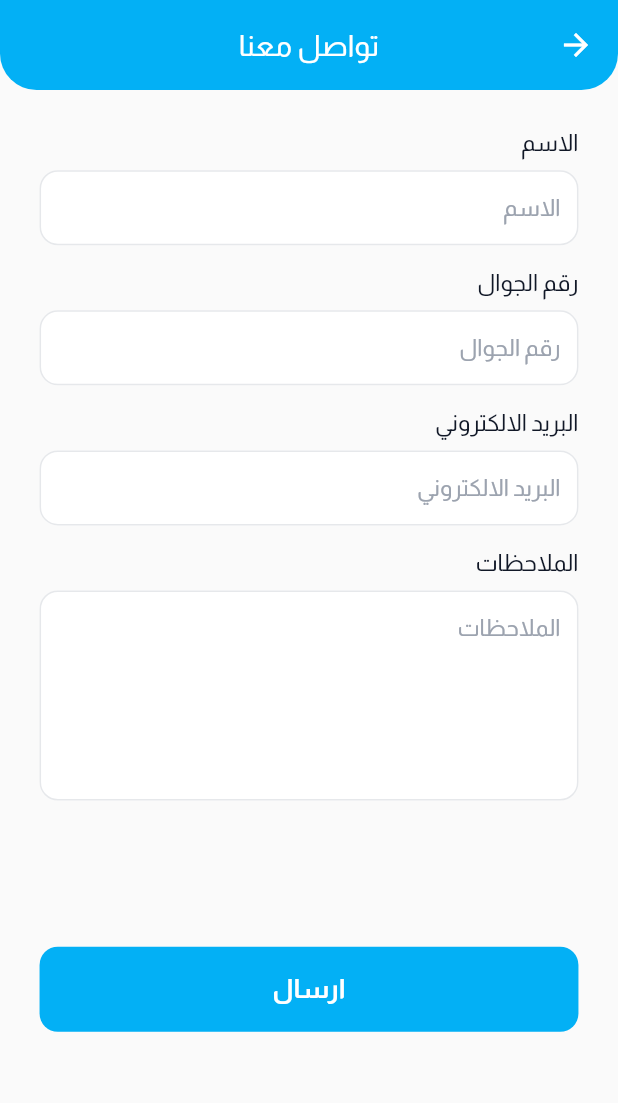
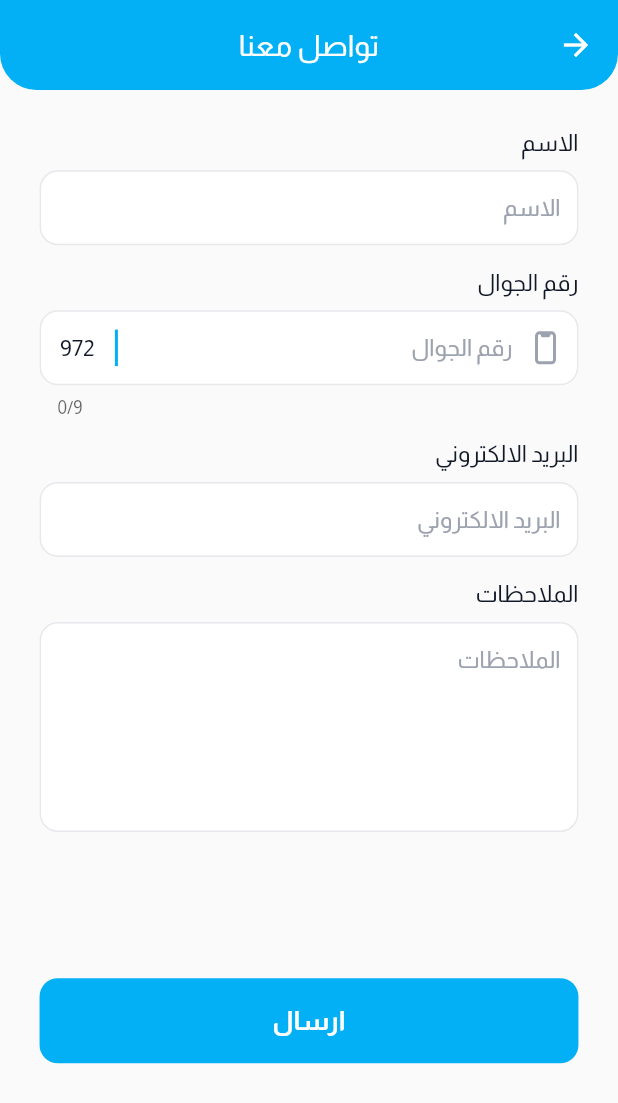
Before and after one commit to alhessiahmed/TC-Bike, a Flutter app: the ContactUsScreen screen opened by its route, on a phone screen of 412 x 824 dp. Shown: the top 1103 px of the screen. Run offline on Flutter 3.47's test engine with Material 2 defaults, Android fonts, the phone set to English and light mode, and no system bars; our stand-ins replace firebase_core, firebase_messaging, flutter_local_notifications, flutter_screenutil, flutter_slidable, flutter_svg and 8 more; accounts and stored records are empty.

Commit message:
add 972 to sent phone

```diff
--- a/lib/core/widgets/text_field_widget.dart
+++ b/lib/core/widgets/text_field_widget.dart
@@ -85,7 +85,6 @@ class TextFieldWidget extends StatelessWidget {
             counterText: counterText == null ? counterText : '',
             counterStyle: TextStyle(color: counterColor),
 
-            // contentPadding:
             //     EdgeInsets.symmetric(horizontal: 30.w, vertical: 35.h),
             hintText: hintText,
             hintStyle: TextStyle(
@@ -102,14 +101,15 @@ class TextFieldWidget extends StatelessWidget {
                   )
                 : isPhone
                     ? Row(
+                        mainAxisAlignment: MainAxisAlignment.spaceEvenly,
                         children: [
                           Container(
                             width: 2,
                             height: 24.h,
                             color: ColorsManager.primary,
-                            margin: EdgeInsets.symmetric(horizontal: 10),
+                            // margin: EdgeInsets.symmetric(horizontal: 10.w),
                           ),
-                          Text('972'),
+                          const Text('972'),
                         ],
                       )
                     : suffixIcon,
--- a/lib/screens/app/profile/settings/contact_us_screen.dart
+++ b/lib/screens/app/profile/settings/contact_us_screen.dart
@@ -28,6 +28,7 @@ class ContactUsScreen extends GetView<ContactController> {
             TextFieldWidget(
               label: 'phone_number'.tr,
               hintText: 'phone_number'.tr,
+              isPhone: true,
               controller: controller.phoneController,
             ),
             SizedBox(height: 16.h),
```
